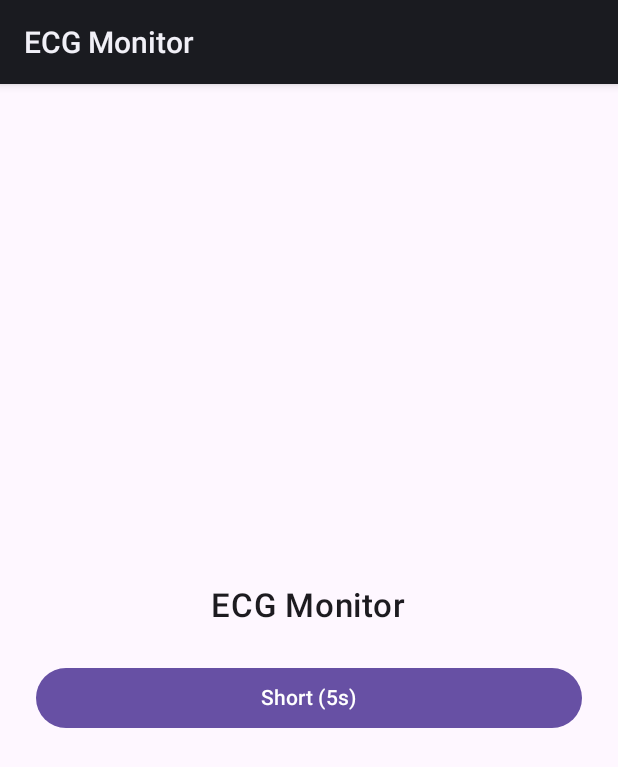
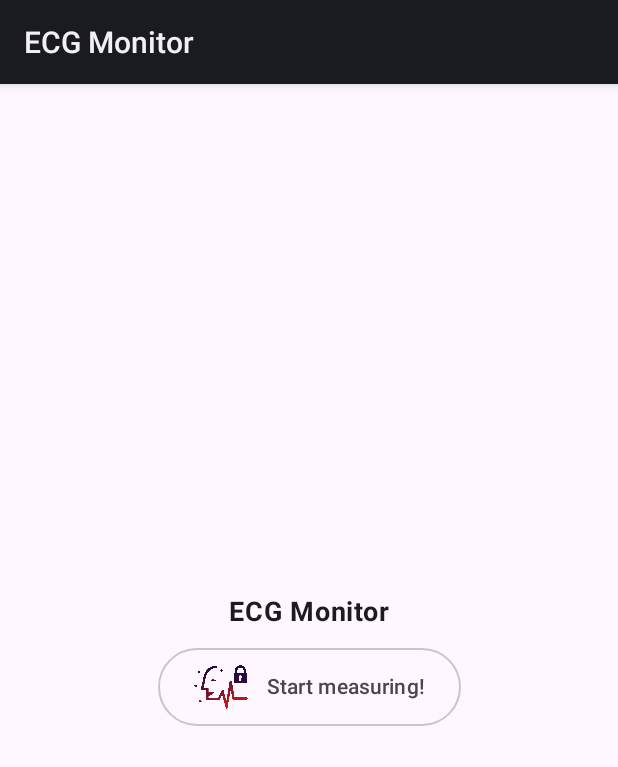
Before and after one commit to KN-Emognition/heartauth-wear-os, an Android app built with Jetpack Compose: the screen it shows after launch (MainActivity), on a phone screen of 412 x 824 dp. Shown: the top 767 px of the screen. Run offline under Robolectric (Android 15) with nearby library versions, the phone set to English and light mode, and no system bars; 3 statements that could not run were skipped.

Commit message:
feat: ecg collector ready

```diff
--- a/app/src/main/java/com/samsung/android/heartauth/Constants.kt
+++ b/app/src/main/java/com/samsung/android/heartauth/Constants.kt
@@ -3,6 +3,7 @@ package com.samsung.android.heartauth
 
 class Constants {
     companion object {
+        const val MEASUREMENT_DURATION = 5000L
         const val ECG_SIGNAL_FREQ = 500
         const val ECG_LID_GRACE_PERIOD =  2_000L
         const val WATCH_NO_CONTACT_CODE = 5
--- a/app/src/main/java/com/samsung/android/heartauth/EcgMeasurementController.kt
+++ b/app/src/main/java/com/samsung/android/heartauth/EcgMeasurementController.kt
@@ -4,6 +4,7 @@ import android.os.Handler
 import android.os.Looper
 import android.util.Log
 import androidx.annotation.MainThread
+import com.samsung.android.heartauth.utils.HealthServiceManager
 import com.samsung.android.service.health.tracking.HealthTracker
 import com.samsung.android.service.health.tracking.HealthTracker.TrackerEventListener
 import com.samsung.android.service.health.tracking.data.DataPoint
@@ -21,6 +22,7 @@ class EcgMeasurementController(private val serviceManager: HealthServiceManager,
     interface Listener {
         fun onLeadOff()
         fun onData()
+        fun onProgress(fraction: Float)
         fun onFinished(success: Boolean, samples: List<Sample>, finishedReason: FinishReason)
     }
 
@@ -109,6 +111,9 @@ class EcgMeasurementController(private val serviceManager: HealthServiceManager,
             }
             onLeadCount += toAdd
 
+            val fraction = samples.size.toFloat()/ targetSamples.toFloat()
+            main.post { listener?.onProgress(fraction) }
+
             if (onLeadCount >= targetSamples) {
                 finishInternal(success = true, reason = FinishReason.TIMER)
                 return
--- a/app/src/main/java/com/samsung/android/heartauth/MainActivity.kt
+++ b/app/src/main/java/com/samsung/android/heartauth/MainActivity.kt
@@ -9,11 +9,12 @@ import androidx.activity.compose.setContent
 import androidx.activity.result.contract.ActivityResultContracts
 import androidx.compose.material3.*
 import androidx.lifecycle.viewmodel.compose.viewModel
-import com.samsung.android.heartauth.PermissionHelper.isGranted
-import com.samsung.android.heartauth.PermissionHelper.resolveHealthPermission
+import com.samsung.android.heartauth.utils.PermissionHelper.isGranted
+import com.samsung.android.heartauth.utils.PermissionHelper.resolveHealthPermission
 import com.samsung.android.heartauth.ui.RootScaffold
 import com.samsung.android.heartauth.ui.RootViewModel
 import com.samsung.android.heartauth.ui.RootViewModelFactory
+import com.samsung.android.heartauth.utils.HealthServiceManager
 import com.samsung.android.service.health.tracking.HealthTrackingService
 import com.samsung.android.service.health.tracking.data.HealthTrackerType
 
--- a/app/src/main/java/com/samsung/android/heartauth/base/model/EcgAverager.kt
+++ /dev/null
@@ -1,6 +0,0 @@
-package com.samsung.android.heartauth.base.model
-
-
-data class EcgoPayload(
-    val data: String
-)
--- a/app/src/main/java/com/samsung/android/heartauth/base/model/LeadStatus.kt
+++ /dev/null
@@ -1,5 +0,0 @@
-package com.samsung.android.heartauth.base.model
-
-enum class LeadStatus {
-    CONTACT, NO_CONTACT
-}
--- a/app/src/main/java/com/samsung/android/heartauth/data/ScrenState.kt
+++ b/app/src/main/java/com/samsung/android/heartauth/data/ScrenState.kt
@@ -5,7 +5,7 @@ import com.samsung.android.heartauth.EcgMeasurementController
 sealed class ScreenState {
     object Menu : ScreenState()
     data class WaitingForContact(val durationMs: Long) : ScreenState()
-    data class Measuring(val durationMs: Long) : ScreenState()
+    data class Measuring(val progress: Float) : ScreenState()
     data class Result(
         val success: Boolean,
         val samples: List<EcgMeasurementController.Sample>,
--- a/app/src/main/java/com/samsung/android/heartauth/data/UiState.kt
+++ b/app/src/main/java/com/samsung/android/heartauth/data/UiState.kt
@@ -2,6 +2,7 @@ package com.samsung.android.heartauth.data
 
 data class UiState(
     val screen: ScreenState = ScreenState.Menu,
+    val progress: Float = 0f,
     val statusText: String = "",
     val secondsLeft: Int = 0,
     val measuredValidMs: Long = 0L
--- a/app/src/main/java/com/samsung/android/heartauth/ui/RootScaffold.kt
+++ b/app/src/main/java/com/samsung/android/heartauth/ui/RootScaffold.kt
@@ -1,7 +1,6 @@
 package com.samsung.android.heartauth.ui
 
 import android.app.Activity
-import android.util.Log
 import android.view.WindowManager
 import android.widget.Toast
 import androidx.compose.foundation.layout.fillMaxSize
@@ -30,9 +29,11 @@ fun RootScaffold(
             when (ev) {
                 is UiEvent.ShowToast ->
                     Toast.makeText(ctx, ctx.getString(ev.messageRes), Toast.LENGTH_SHORT).show()
+
                 UiEvent.KeepScreenOnEnable -> {
                     (ctx as? Activity)?.window?.addFlags(WindowManager.LayoutParams.FLAG_KEEP_SCREEN_ON)
                 }
+
                 UiEvent.KeepScreenOnDisable -> {
                     (ctx as? Activity)?.window?.clearFlags(WindowManager.LayoutParams.FLAG_KEEP_SCREEN_ON)
                 }
@@ -40,13 +41,6 @@ fun RootScaffold(
         }
     }
 
-    val statusText = when {
-        ui.statusText == "lead_off" -> ctx.getString(R.string.outputWarning)
-        ui.screen is ScreenState.WaitingForContact -> ctx.getString(R.string.outputMeasuring)
-        ui.screen is ScreenState.Measuring && ui.secondsLeft >= 0 ->
-            ctx.getString(R.string.measuring_time_left, ui.secondsLeft)
-        else -> ""
-    }
 
     Surface(Modifier.fillMaxSize()) {
         when (val s = ui.screen) {
@@ -54,24 +48,20 @@ fun RootScaffold(
                 onMeasure = { viewModel.startFlow() },
             )
 
-            is ScreenState.WaitingForContact -> MeasurementScreen(
-                title = ctx.getString(R.string.waiting_for_contact_title),
-                status = statusText,
-            )
+            is ScreenState.WaitingForContact -> MeasurementScreen(0f)
 
-            is ScreenState.Measuring -> MeasurementScreen(
-                title = ctx.getString(R.string.measuring_title, (s.durationMs / 1000)),
-                status = statusText,
-            )
+            is ScreenState.Measuring -> MeasurementScreen(ui.progress)
 
             is ScreenState.Result -> {
                 val resultText = when (s.finishedReason) {
                     EcgMeasurementController.FinishReason.LEAD_OFF ->
-                        ctx.getString(R.string.MeasurementEndedLeadOff)
+                        ctx.getString(R.string.result_interrupt)
+
                     EcgMeasurementController.FinishReason.TIMER ->
-                        ctx.getString(R.string.MeasurementSuccessful)
+                        ctx.getString(R.string.result_success)
+
                     EcgMeasurementController.FinishReason.CANCELLED ->
-                        ctx.getString(R.string.MeasurementCancelled)
+                        ctx.getString(R.string.result_cancel)
                 }
                 ResultScreen(message = resultText, onBackHome = { viewModel.stop() })
             }
--- a/app/src/main/java/com/samsung/android/heartauth/ui/screens/MainScreen.kt
+++ b/app/src/main/java/com/samsung/android/heartauth/ui/screens/MainScreen.kt
@@ -1,5 +1,6 @@
 package com.samsung.android.heartauth.ui.screens
 
+import androidx.compose.foundation.Image
 import androidx.compose.foundation.layout.Arrangement
 import androidx.compose.foundation.layout.Column
 import androidx.compose.foundation.layout.Spacer
@@ -7,13 +8,17 @@ import androidx.compose.foundation.layout.fillMaxSize
 import androidx.compose.foundation.layout.fillMaxWidth
 import androidx.compose.foundation.layout.height
 import androidx.compose.foundation.layout.padding
+import androidx.compose.foundation.layout.size
 import androidx.compose.material3.Button
+import androidx.compose.material3.OutlinedButton
 import androidx.compose.material3.Text
 import androidx.compose.runtime.Composable
 import androidx.compose.ui.Alignment
 import androidx.compose.ui.Modifier
+import androidx.compose.ui.res.painterResource
 import androidx.compose.ui.res.stringResource
 import androidx.compose.ui.text.font.FontWeight
+import androidx.compose.ui.text.style.TextAlign
 import androidx.compose.ui.unit.dp
 import androidx.compose.ui.unit.sp
 import com.samsung.android.heartauth.R
@@ -27,14 +32,22 @@ fun MainScreen(onMeasure: () -> Unit) {
         verticalArrangement = Arrangement.Center,
         horizontalAlignment = Alignment.CenterHorizontally
     ) {
+
         Text(
             text = stringResource(R.string.app_name),
-            fontSize = 22.sp,
-            fontWeight = FontWeight.SemiBold
+            fontSize = 18.sp,
+            fontWeight = FontWeight.Bold,
+            textAlign = TextAlign.Center
         )
-        Spacer(Modifier.height(24.dp))
-        Button(onClick = onMeasure, modifier = Modifier.fillMaxWidth()) {
-            Text(text = stringResource(R.string.btn_short_5s))
+        Spacer(Modifier.size(12.dp))
+        OutlinedButton(onClick = onMeasure) {
+            Image(
+                painter = painterResource(R.drawable.hauth_logo),
+                contentDescription = null,
+                modifier = Modifier.size(36.dp)
+            )
+            Spacer(Modifier.size(12.dp))
+            Text(stringResource(R.string.go_measure), textAlign = TextAlign.Center)
         }
     }
 }
--- a/app/src/main/java/com/samsung/android/heartauth/HealthServiceManager.kt
+++ b/app/src/main/java/com/samsung/android/heartauth/utils/HealthServiceManager.kt
@@ -1,9 +1,10 @@
-package com.samsung.android.heartauth
+package com.samsung.android.heartauth.utils
 
 import android.content.Context
 import android.util.Log
 import android.widget.Toast
 import androidx.annotation.MainThread
+import com.samsung.android.heartauth.R
 import com.samsung.android.service.health.tracking.ConnectionListener
 import com.samsung.android.service.health.tracking.HealthTracker
 import com.samsung.android.service.health.tracking.HealthTrackerException
--- a/app/src/main/java/com/samsung/android/heartauth/PermissionHelper.kt
+++ b/app/src/main/java/com/samsung/android/heartauth/utils/PermissionHelper.kt
@@ -1,10 +1,11 @@
-package com.samsung.android.heartauth
+package com.samsung.android.heartauth.utils
 
 import android.Manifest
 import android.content.Context
 import android.content.pm.PackageManager
 import android.os.Build
 import androidx.core.app.ActivityCompat
+import com.samsung.android.heartauth.R
 
 
 object PermissionHelper {
--- a/app/src/main/res/values/strings.xml
+++ b/app/src/main/res/values/strings.xml
@@ -1,17 +1,6 @@
 <resources>
     <string name="app_name">ECG Monitor</string>
-    <!--
-    This string is used for square devices and overridden by hello_world in
-    -->
-    <string name="start">Start</string>
-    <string name="stop">Stop</string>
-    <string name="outputStart">Press Start and put your index finger on watch Home button.</string>
-    <string name="outputMeasuring">Measuring…</string>
-    <string name="outputWarning">Wear your watch tightly on and keep index finger on Home button.</string>
-    <string name="MeasurementFailed">Measurement failed. Keep your watch tightly on and index finger on Home button.</string>
-    <string name="MeasurementSuccessful">Measurement finished.\nECG: %s mV</string>
-    <string name="MeasurementUpdate">"Measuring. Remaining time: %d seconds.\nCurrent ECG: %s mV"</string>
-    <string name="RepeatMeasurement">Measure again</string>
+
     <string name="PermissionDeniedPermanently">Permissions denied. Grant permissions in watch settings and start application again.</string>
     <string name="PermissionDeniedRationale">User permission is required to make ECG Measurement.</string>
     <string name="NoHealthPlatformError">Health Platform version is outdated or not installed.</string>
@@ -22,14 +11,10 @@
     <string name="SDKPolicyError">SDK Policy denied.</string>
     <string name="additionalHealthDataPermission">com.samsung.android.hardware.sensormanager.permission.READ_ADDITIONAL_HEALTH_DATA</string>
 
-    <string name="btn_short_5s">Short (5s)</string>
-    <string name="btn_long_10s">Long (10s)</string>
+    <string name="go_measure">Start measuring!</string>
     <string name="back_home">Back to Home</string>
-    <string name="result_length_fmt">Duration: %1$d seconds</string>
-    <string name="waiting_for_contact_title">Waiting for contact…</string>
-    <string name="measuring_title">Measuring (%1$d s)</string>
-    <string name="MeasurementEndedLeadOff">lead off finish</string>
-    <string name="MeasurementCancelled">cancelled finish</string>
-    <string name="measuring_time_left">%1$d s left…</string>
+    <string name="result_success">Successful reading!</string>
+    <string name="result_interrupt">Keep your finger on the lid!</string>
+    <string name="result_cancel">Keep your finger on the lid to start!</string>
 
 </resources>
```
Also changed, not shown: app/src/main/java/com/samsung/android/heartauth/MeasurementTimer.kt (deleted, +0 -49 lines), app/src/main/java/com/samsung/android/heartauth/ui/RootViewModel.kt (+16 -6 lines), app/src/main/java/com/samsung/android/heartauth/ui/components/ProgressIndicator.kt (+51 -22 lines), app/src/main/java/com/samsung/android/heartauth/ui/screens/MeasurementScreen.kt (+19 -15 lines), app/src/main/java/com/samsung/android/heartauth/ui/screens/ResultScreen.kt (+17 -6 lines), app/src/main/res/layout/activity_main.xml (deleted, +0 -42 lines), app/src/main/res/drawable/hauth_logo.png (added), app/src/main/res/drawable/intro2.png (added).
